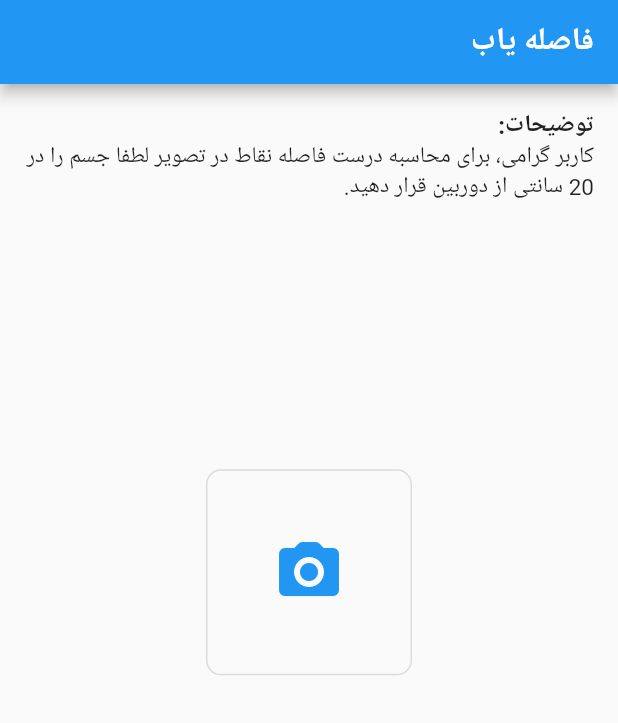
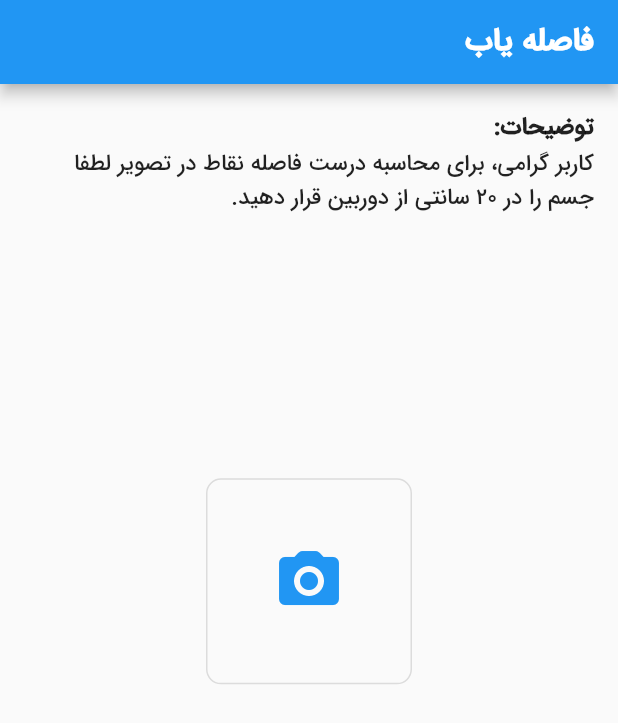
Before and after one commit to m-salmani78/dr_akhavan_project, a Flutter app: the screen it shows after launch, on a phone screen of 412 x 824 dp. Shown: the top 723 px of the screen. Run offline on Flutter 3.47's test engine with Material 2 defaults, Android fonts, the phone set to English and light mode, and no system bars; our stand-ins replace camera.

Commit message:
change font and some configurations

```diff
--- a/lib/main.dart
+++ b/lib/main.dart
@@ -1,5 +1,6 @@
 import 'dart:async';
 import 'package:flutter/material.dart';
+import 'package:flutter/services.dart';
 import 'package:flutter_localizations/flutter_localizations.dart';
 
 import 'pages/home_page/home_page.dart';
@@ -14,14 +15,19 @@ class MyApp extends StatelessWidget {
 
   @override
   Widget build(BuildContext context) {
-    return const MaterialApp(
-      supportedLocales: [Locale('fa')],
-      localizationsDelegates: [
+    SystemChrome.setPreferredOrientations([
+      DeviceOrientation.portraitUp,
+      DeviceOrientation.portraitDown,
+    ]);
+    return MaterialApp(
+      supportedLocales: const [Locale('fa')],
+      localizationsDelegates: const [
         GlobalMaterialLocalizations.delegate,
         GlobalWidgetsLocalizations.delegate,
         GlobalCupertinoLocalizations.delegate,
       ],
-      home: HomePage(),
+      theme: ThemeData(fontFamily: "IranianSans"),
+      home: const HomePage(),
     );
   }
 }
```
Also changed, not shown: pubspec.yaml (+6 -19 lines), assets/fonts/IranianSans.ttf (added), pubspec.lock, 1 other file.
